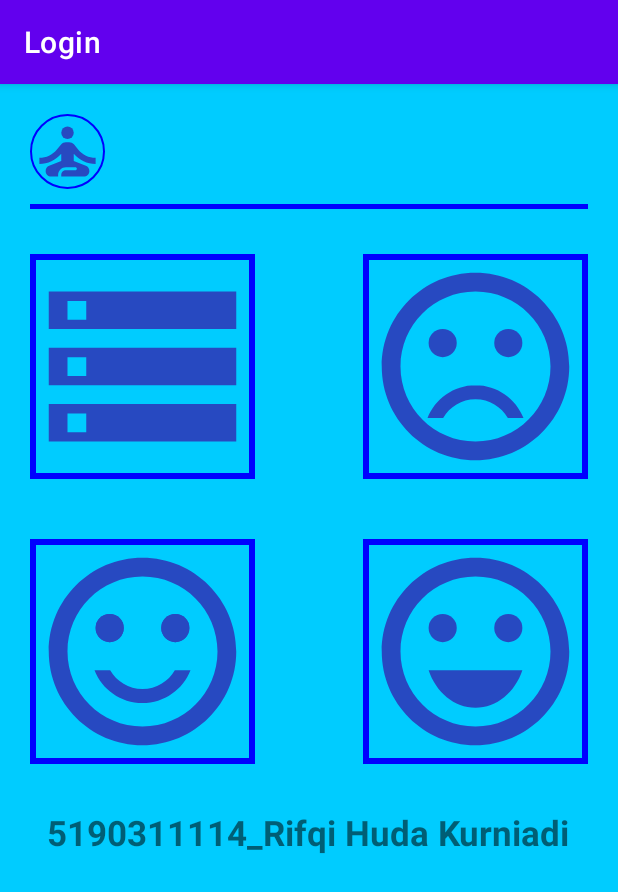
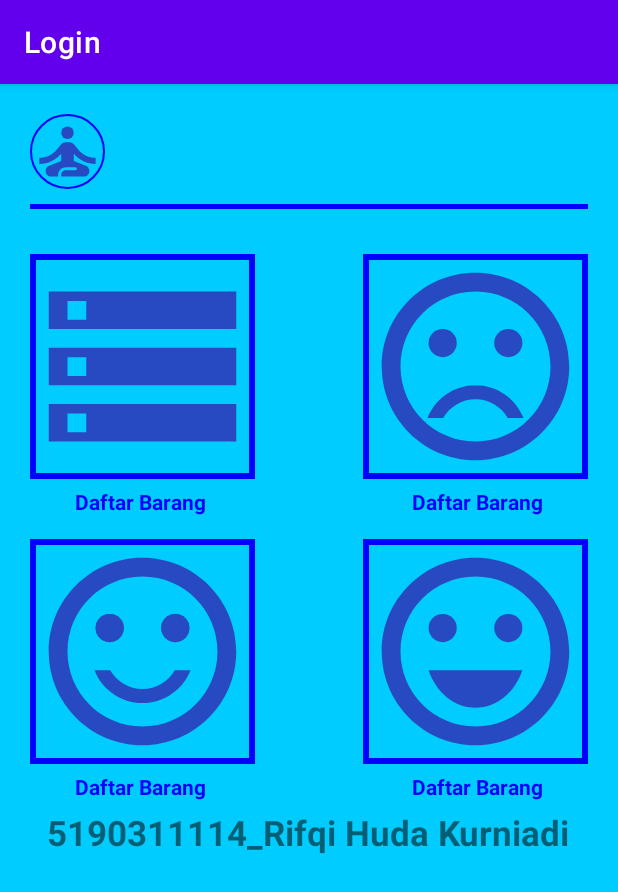
Before and after one commit to rifqihuda/Login, an Android app: the Dashboard screen opened directly, with no data from a screen before it, on a phone screen of 412 x 824 dp. Shown: the top 892 px of the screen. Run offline under Robolectric (Android 15) with nearby library versions, the phone set to English and light mode, and no system bars; our stand-ins replace CircleImageView.

Commit message:
CommitLogin

```diff
--- a/app/src/main/java/com/example/login/Barang.java
+++ b/app/src/main/java/com/example/login/Barang.java
@@ -42,8 +42,9 @@ public class Barang extends AppCompatActivity {
 //
 //        lvBarang.setAdapter(adp);
         data = new ArrayList<>();
-        data.add(new m_barang("Sepeda", R.drawable.ic_bike));
-        data.add(new m_barang("Motor", R.drawable.ic_motor));
+        data.add(new m_barang("Sepeda Ontel", "Rp5.000.000", R.drawable.ic_bike));
+        data.add(new m_barang("Motor", "Rp10.000.000", R.drawable.ic_motor));
+        data.add(new m_barang("Mobil", "Rp100.000.000", R.drawable.ic_mobil));
         adp = new Adapter_Barang(this, data);
         LinearLayoutManager llm = new LinearLayoutManager(getApplicationContext());
         llm.setOrientation(LinearLayoutManager.VERTICAL);
--- /dev/null
+++ b/app/src/main/res/drawable/ic_mobil.xml
@@ -0,0 +1,5 @@
+<vector android:height="24dp" android:tint="#153CCF"
+    android:viewportHeight="24" android:viewportWidth="24"
+    android:width="24dp" xmlns:android="http://schemas.android.com/apk/res/android">
+    <path android:fillColor="@android:color/white" android:pathData="M18.92,6.01C18.72,5.42 18.16,5 17.5,5h-11c-0.66,0 -1.21,0.42 -1.42,1.01L3,12v8c0,0.55 0.45,1 1,1h1c0.55,0 1,-0.45 1,-1v-1h12v1c0,0.55 0.45,1 1,1h1c0.55,0 1,-0.45 1,-1v-8l-2.08,-5.99zM6.5,16c-0.83,0 -1.5,-0.67 -1.5,-1.5S5.67,13 6.5,13s1.5,0.67 1.5,1.5S7.33,16 6.5,16zM17.5,16c-0.83,0 -1.5,-0.67 -1.5,-1.5s0.67,-1.5 1.5,-1.5 1.5,0.67 1.5,1.5 -0.67,1.5 -1.5,1.5zM5,11l1.5,-4.5h11L19,11L5,11z"/>
+</vector>
--- a/app/src/main/res/drawable/ic_motor.xml
+++ b/app/src/main/res/drawable/ic_motor.xml
@@ -1,7 +1,5 @@
-<vector android:height="24dp" android:tint="#2749C1"
+<vector android:height="24dp" android:tint="#153CCF"
     android:viewportHeight="24" android:viewportWidth="24"
     android:width="24dp" xmlns:android="http://schemas.android.com/apk/res/android">
-    <path android:fillColor="@android:color/white" android:pathData="M19,7c0,-1.1 -0.9,-2 -2,-2h-3v2h3v2.65L13.52,14H10V9H6c-2.21,0 -4,1.79 -4,4v3h2c0,1.66 1.34,3 3,3s3,-1.34 3,-3h4.48L19,10.35V7zM7,17c-0.55,0 -1,-0.45 -1,-1h2C8,16.55 7.55,17 7,17z"/>
-    <path android:fillColor="@android:color/white" android:pathData="M5,6h5v2h-5z"/>
-    <path android:fillColor="@android:color/white" android:pathData="M19,13c-1.66,0 -3,1.34 -3,3s1.34,3 3,3s3,-1.34 3,-3S20.66,13 19,13zM19,17c-0.55,0 -1,-0.45 -1,-1s0.45,-1 1,-1s1,0.45 1,1S19.55,17 19,17z"/>
+    <path android:fillColor="@android:color/white" android:pathData="M20,11c-0.18,0 -0.36,0.03 -0.53,0.05L17.41,9H20V6l-3.72,1.86L13.41,5H9v2h3.59l2,2H11l-4,2L5,9H0v2h4c-2.21,0 -4,1.79 -4,4c0,2.21 1.79,4 4,4c2.21,0 4,-1.79 4,-4l2,2h3l3.49,-6.1l1.01,1.01C16.59,12.64 16,13.75 16,15c0,2.21 1.79,4 4,4c2.21,0 4,-1.79 4,-4C24,12.79 22.21,11 20,11zM4,17c-1.1,0 -2,-0.9 -2,-2c0,-1.1 0.9,-2 2,-2c1.1,0 2,0.9 2,2C6,16.1 5.1,17 4,17zM20,17c-1.1,0 -2,-0.9 -2,-2c0,-1.1 0.9,-2 2,-2s2,0.9 2,2C22,16.1 21.1,17 20,17z"/>
 </vector>
--- a/app/src/main/res/layout/activity_dashboard.xml
+++ b/app/src/main/res/layout/activity_dashboard.xml
@@ -48,6 +48,17 @@
         android:src="@drawable/ic_bocil"
         app:strokeColor="@color/biru"
         app:strokeWidth="8dp" />
+    <TextView
+        android:id="@+id/tvDaftarBrg"
+        android:layout_width="wrap_content"
+        android:layout_height="wrap_content"
+        android:layout_below="@+id/imgBocil"
+        android:layout_marginStart="50dp"
+        android:layout_marginTop="5dp"
+        android:text="Daftar Barang"
+        android:textColor="@color/biru"
+        android:textStyle="bold"
+        tools:ignore="HardcodedText" />
 
     <com.google.android.material.imageview.ShapeableImageView
         android:id="@+id/imgSedih"
@@ -61,6 +72,19 @@
         android:src="@drawable/ic_sedih"
         app:strokeColor="@color/biru"
         app:strokeWidth="8dp" />
+    <TextView
+        android:id="@+id/tvDaftarBrg2"
+        android:layout_width="wrap_content"
+        android:layout_height="wrap_content"
+        android:layout_below="@+id/imgSedih"
+        android:layout_marginStart="30dp"
+        android:layout_alignParentEnd="true"
+        android:layout_marginEnd="50dp"
+        android:layout_marginTop="5dp"
+        android:text="Daftar Barang"
+        android:textColor="@color/biru"
+        android:textStyle="bold"
+        tools:ignore="HardcodedText" />
 
     <com.google.android.material.imageview.ShapeableImageView
         android:id="@+id/imgSenyum"
@@ -73,6 +97,17 @@
         android:src="@drawable/ic_senyum"
         app:strokeColor="@color/biru"
         app:strokeWidth="8dp" />
+    <TextView
+        android:id="@+id/tvDaftarBrg3"
+        android:layout_width="wrap_content"
+        android:layout_height="wrap_content"
+        android:layout_below="@+id/imgSenyum"
+        android:layout_marginStart="50dp"
+        android:layout_marginTop="5dp"
+        android:text="Daftar Barang"
+        android:textColor="@color/biru"
+        android:textStyle="bold"
+        tools:ignore="HardcodedText" />
 
     <com.google.android.material.imageview.ShapeableImageView
         android:id="@+id/imgTawa"
@@ -86,6 +121,19 @@
         app:strokeColor="@color/biru"
         app:strokeWidth="8dp"
         android:layout_alignParentEnd="true" />
+    <TextView
+        android:id="@+id/tvDaftarBrg4"
+        android:layout_width="wrap_content"
+        android:layout_height="wrap_content"
+        android:layout_below="@+id/imgTawa"
+        android:layout_marginStart="30dp"
+        android:layout_alignParentEnd="true"
+        android:layout_marginEnd="50dp"
+        android:layout_marginTop="5dp"
+        android:text="Daftar Barang"
+        android:textColor="@color/biru"
+        android:textStyle="bold"
+        tools:ignore="HardcodedText" />
 
     <TextView
         android:id="@+id/txNimNama"
--- a/app/src/main/res/layout/list_barang.xml
+++ b/app/src/main/res/layout/list_barang.xml
@@ -3,7 +3,7 @@
     xmlns:tools="http://schemas.android.com/tools"
     android:background="@color/skyblue"
     android:layout_width="match_parent"
-    android:layout_height="wrap_content">
+    android:layout_height="match_parent">
 
     <ImageView
         android:id="@+id/imgBrg"
@@ -30,7 +30,7 @@
         android:layout_height="70dp"
         android:layout_alignParentEnd="true"
         android:layout_marginStart="10dp"
-        android:layout_marginTop="10dp"
+        android:layout_marginTop="20dp"
         android:layout_marginEnd="10dp"
         android:layout_marginBottom="10dp"
         android:src="@drawable/ic_cart"
```
Also changed, not shown: app/src/main/java/com/example/login/Model/m_barang.java (+11 -2 lines), app/src/main/res/drawable/ic_bike.xml (+4 -4 lines).
